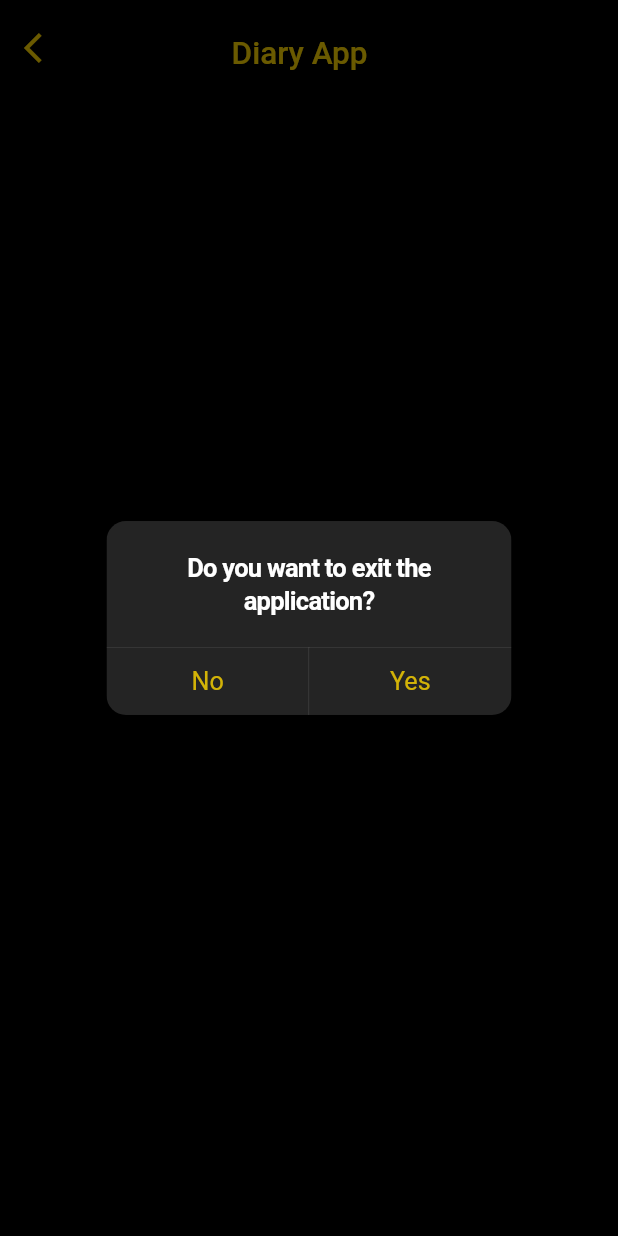
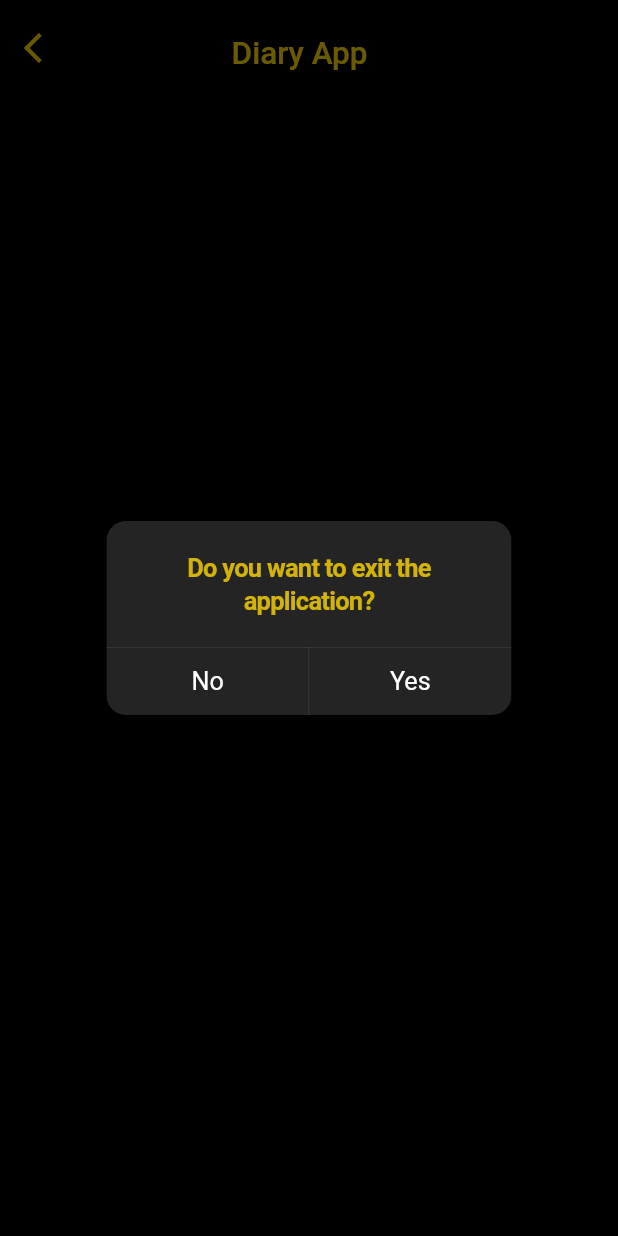
Before and after one commit to dhruvmaindola227/Personal-Diary-App, a Flutter app: the screen it shows after launch, after a tap on the "arrow back ios" icon, on a phone screen of 412 x 824 dp. Run offline on Flutter 3.47's test engine with Material 2 defaults, Android fonts, the phone set to English and light mode, and no system bars; our stand-ins replace firebase_core; accounts and stored records are empty.

Commit message:
colors swapped in alert dialog

```diff
--- a/lib/Screens/FirstPage.dart
+++ b/lib/Screens/FirstPage.dart
@@ -48,7 +48,9 @@ class _FirstPageState extends State<FirstPage> {
   }
 
   Widget createDialog(BuildContext context) => CupertinoAlertDialog(
-        title: const Text("Do you want to exit the application?"),
+        title: const Text("Do you want to exit the application?" , style: TextStyle(
+          color: Color.fromRGBO(255, 215, 0, 0.8),
+        ),),
         actions: [
           CupertinoDialogAction(
               onPressed: () {
@@ -56,7 +58,7 @@ class _FirstPageState extends State<FirstPage> {
               },
               child: const Text(
                 Constants.NO,
-                style: TextStyle(color: Color.fromRGBO(255, 215, 0, 0.8)),
+                style: TextStyle(color: Colors.white),
               )),
           CupertinoDialogAction(
               onPressed: () {
@@ -64,7 +66,7 @@ class _FirstPageState extends State<FirstPage> {
               },
               child: const Text(
                 Constants.YES,
-                style: TextStyle(color: Color.fromRGBO(255, 215, 0, 0.8)),
+                style: TextStyle(color: Colors.white),
               ))
         ],
       );
```
